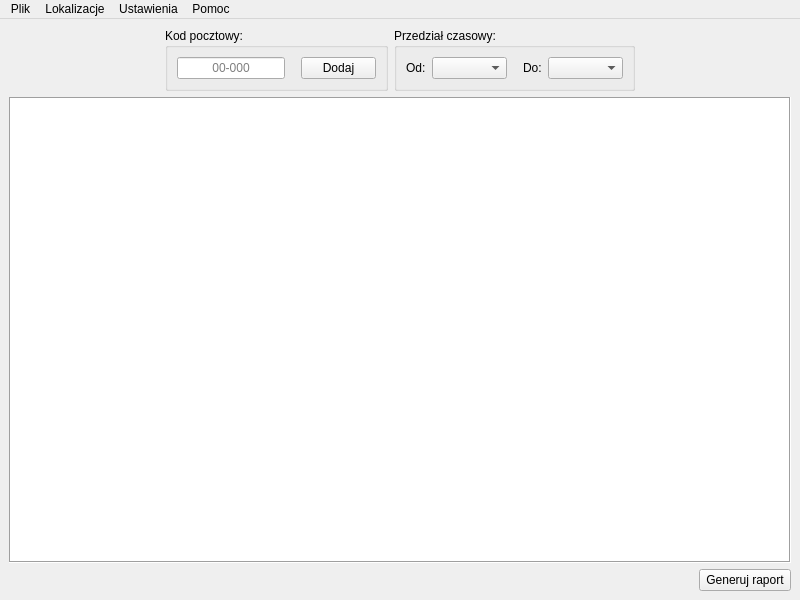
This is Ui/main-window.ui in kuba172/Demog as Qt 5 draws it before an edit. The edited form follows.
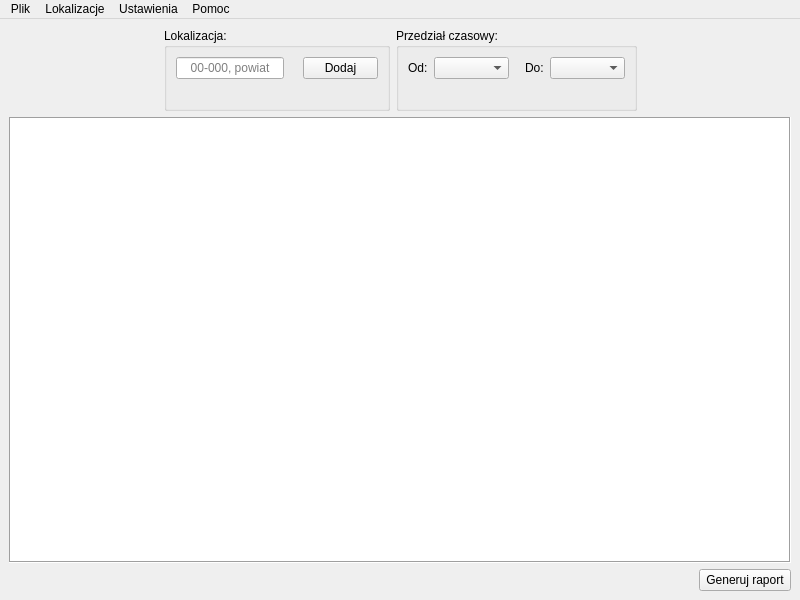
This is the edited form.

Commit message: add suggestions to the location field

What changed in the file:
```diff
--- a/Ui/main-window.ui
+++ b/Ui/main-window.ui
@@ -42,10 +42,12 @@
       <item>
        <widget class="QGroupBox" name="groupBox_Postal_Code">
         <property name="title">
-         <string>Kod pocztowy:</string>
+         <string>Lokalizacja:</string>
         </property>
         <layout class="QHBoxLayout" name="horizontalLayout_7">
          <item>
+          <layout class="QVBoxLayout" name="verticalLayout">
+           <item>
           <layout class="QHBoxLayout" name="horizontalLayout_2">
            <item>
             <widget class="QLineEdit" name="lineEdit_Postal_Code">
@@ -62,7 +64,7 @@
               <bool>false</bool>
              </property>
              <property name="placeholderText">
-              <string>00-000</string>
+                <string>00-000, powiat</string>
              </property>
              <property name="clearButtonEnabled">
               <bool>true</bool>
@@ -79,8 +81,8 @@
              </property>
              <property name="sizeHint" stdset="0">
               <size>
-               <width>10</width>
-               <height>5</height>
+                 <width>13</width>
+                 <height>13</height>
               </size>
              </property>
             </spacer>
@@ -100,6 +102,24 @@
            </item>
           </layout>
          </item>
+           <item>
+            <widget class="QLabel" name="label_Location_Error_Message">
+             <property name="styleSheet">
+              <string notr="true">QLabel{
+color: red;
+font-weight: bold;
+}</string>
+             </property>
+             <property name="text">
+              <string/>
+             </property>
+             <property name="alignment">
+              <set>Qt::AlignCenter</set>
+             </property>
+            </widget>
+           </item>
+          </layout>
+         </item>
         </layout>
        </widget>
       </item>
@@ -110,6 +130,10 @@
         </property>
         <layout class="QHBoxLayout" name="horizontalLayout_3">
          <item>
+          <layout class="QVBoxLayout" name="verticalLayout_2">
+           <item>
+            <layout class="QHBoxLayout" name="horizontalLayout_8">
+             <item>
           <layout class="QHBoxLayout" name="horizontalLayout_5">
            <item>
             <widget class="QLabel" name="label">
@@ -174,6 +198,23 @@
           </layout>
          </item>
         </layout>
+           </item>
+           <item>
+            <widget class="QLabel" name="label_Date_From_To_Error_Message">
+             <property name="styleSheet">
+              <string notr="true">QLabel{
+color: red;
+font-weight: bold;
+}</string>
+             </property>
+             <property name="text">
+              <string/>
+             </property>
+            </widget>
+           </item>
+          </layout>
+         </item>
+        </layout>
        </widget>
       </item>
       <item>
```
Left out of the diff: 16 changed lines with no effect on the pictures. Lines whose indentation alone changed are shown as unchanged. The commit also changes 7 other files.
